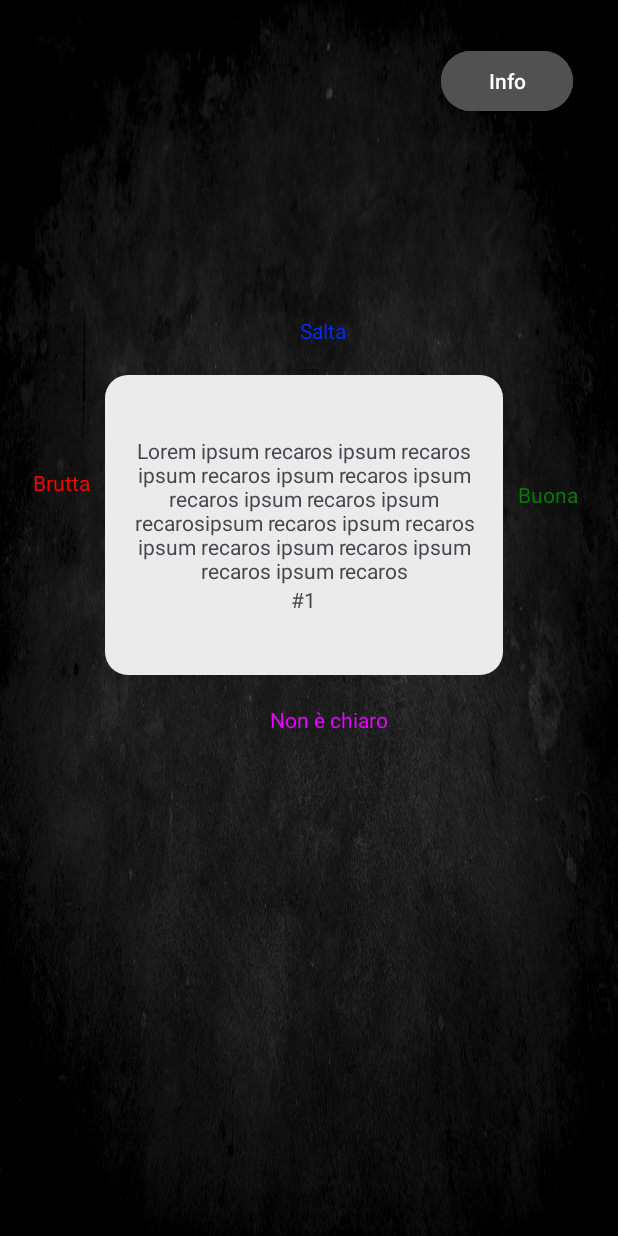
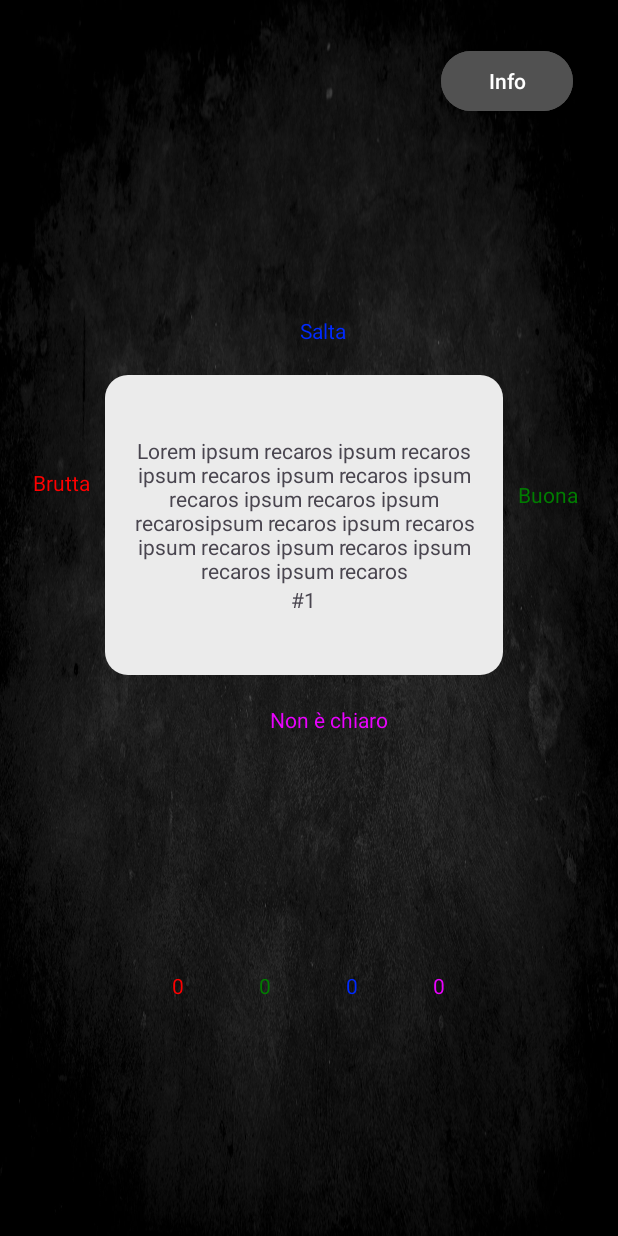
Before and after one commit to IhorVintonyak/HotTake, an Android app: the screen it shows after launch (MainActivity), on a phone screen of 412 x 824 dp. Run offline under Robolectric (Android 15) with nearby library versions, the phone set to English and light mode, and no system bars.

Commit message:
Visual presentation of swipe functions

```diff
--- a/app/src/main/java/com/example/hottake/MainActivity.java
+++ b/app/src/main/java/com/example/hottake/MainActivity.java
@@ -2,6 +2,7 @@ package com.example.hottake;
 
 import android.annotation.SuppressLint;
 import android.os.Bundle;
+import android.view.View;
 import android.widget.TextView;
 import android.widget.Toast;
 import androidx.appcompat.app.AppCompatActivity;
@@ -9,6 +10,10 @@ import androidx.appcompat.app.AppCompatActivity;
 public class MainActivity extends AppCompatActivity {
 
     private TextView mainWindowText;
+    private TextView badNumber;
+    private TextView goodNumber;
+    private TextView skipNumber;
+    private TextView forReworkNumber;
 
     @SuppressLint("ClickableViewAccessibility")
     @Override
@@ -18,26 +23,40 @@ public class MainActivity extends AppCompatActivity {
 
         mainWindowText = findViewById(R.id.mainWindowText);
 
+        badNumber = findViewById( R.id.badNumber );
+        goodNumber = findViewById( R.id.goodNumber );
+        skipNumber = findViewById( R.id.skipNumber );
+        forReworkNumber = findViewById( R.id.forReworkNumber );
+
+//        TextView[] outputNumbers = {badNumber, goodNumber, skipNumber, forReworkNumber};
+
         mainWindowText.setOnTouchListener(new OnSwipeTouchListener(this) {
             @Override
             public void onSwipeRight() {
-                Toast.makeText(MainActivity.this, "Свайп вправо", Toast.LENGTH_SHORT).show();
+                increaseOutputNumber(goodNumber);
             }
 
             @Override
             public void onSwipeLeft() {
-                Toast.makeText(MainActivity.this, "Свайп влево", Toast.LENGTH_SHORT).show();
+                increaseOutputNumber(badNumber);
             }
 
             @Override
             public void onSwipeTop() {
-                Toast.makeText(MainActivity.this, "Свайп вверх", Toast.LENGTH_SHORT).show();
+                increaseOutputNumber(skipNumber);
             }
 
             @Override
             public void onSwipeBottom() {
-                Toast.makeText(MainActivity.this, "Свайп вниз", Toast.LENGTH_SHORT).show();
+                increaseOutputNumber(forReworkNumber);
             }
         });
     }
+
+    public void increaseOutputNumber(TextView number) {
+        int currentNumber = Integer.parseInt(number.getText().toString());
+        currentNumber++;
+        number.setText(String.valueOf(currentNumber));
+    }
+
 }
--- a/app/src/main/res/layout/activity_main.xml
+++ b/app/src/main/res/layout/activity_main.xml
@@ -109,4 +109,67 @@
         app:layout_constraintTop_toTopOf="parent" />
 
 
+    <LinearLayout
+
+        android:layout_marginStart="1dp"
+        android:layout_marginEnd="1dp"
+        android:orientation="horizontal"
+        android:layout_width="0dp"
+        android:layout_height="wrap_content"
+        android:gravity="center"
+        app:layout_constraintBottom_toBottomOf="parent"
+        app:layout_constraintEnd_toEndOf="parent"
+        app:layout_constraintStart_toStartOf="parent"
+        app:layout_constraintTop_toBottomOf="@+id/forRework">
+
+        <TextView
+            android:id="@+id/badNumber"
+            android:layout_width="wrap_content"
+            android:layout_height="wrap_content"
+            android:text="0"
+            android:inputType="number"
+            android:textColor="@color/bad_text"
+            app:layout_constraintStart_toStartOf="parent"
+            app:layout_constraintTop_toBottomOf="@+id/forRework"
+            tools:text="0" />
+
+        <TextView
+            android:id="@+id/goodNumber"
+            android:layout_width="wrap_content"
+            android:layout_height="wrap_content"
+            android:text="0"
+            android:inputType="number"
+            android:layout_marginLeft="50dp"
+            android:textColor="@color/good_text"
+            app:layout_constraintStart_toStartOf="parent"
+            app:layout_constraintTop_toBottomOf="@+id/forRework"
+            tools:text="0" />
+
+        <TextView
+            android:id="@+id/skipNumber"
+            android:layout_width="wrap_content"
+            android:layout_height="wrap_content"
+            android:text="0"
+            android:inputType="number"
+            android:layout_marginLeft="50dp"
+            android:textColor="@color/skip_text"
+            app:layout_constraintStart_toStartOf="parent"
+            app:layout_constraintTop_toBottomOf="@+id/forRework"
+            tools:text="0" />
+
+        <TextView
+            android:id="@+id/forReworkNumber"
+            android:layout_width="wrap_content"
+            android:layout_height="wrap_content"
+            android:text="0"
+            android:inputType="number"
+            android:layout_marginLeft="50dp"
+            android:textColor="@color/forRework_text"
+            app:layout_constraintStart_toStartOf="parent"
+            app:layout_constraintTop_toBottomOf="@+id/forRework"
+            tools:text="0" />
+
+    </LinearLayout>
+
+
 </androidx.constraintlayout.widget.ConstraintLayout>
```
